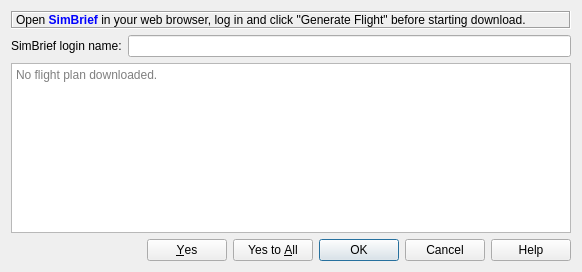
This is src/routeexport/fetchroutedialog.ui in albar965/littlenavmap as Qt 5 draws it before an edit. The edited form follows.
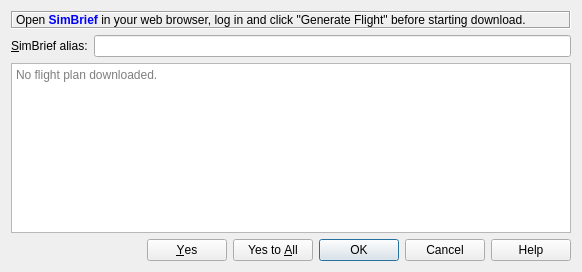
This is the edited form.

Commit message: Corrected SimBrief fetch dialog to show alias instead of user name. Closes #857

What changed in the file:
```diff
--- a/src/routeexport/fetchroutedialog.ui
+++ b/src/routeexport/fetchroutedialog.ui
@@ -64,7 +64,7 @@
    <item row="1" column="0" colspan="2">
     <widget class="QLabel" name="labelUsername">
      <property name="text">
-      <string>SimBrief login name:</string>
+      <string>&amp;SimBrief alias:</string>
      </property>
      <property name="buddy">
       <cstring>lineEditUsername</cstring>
```
